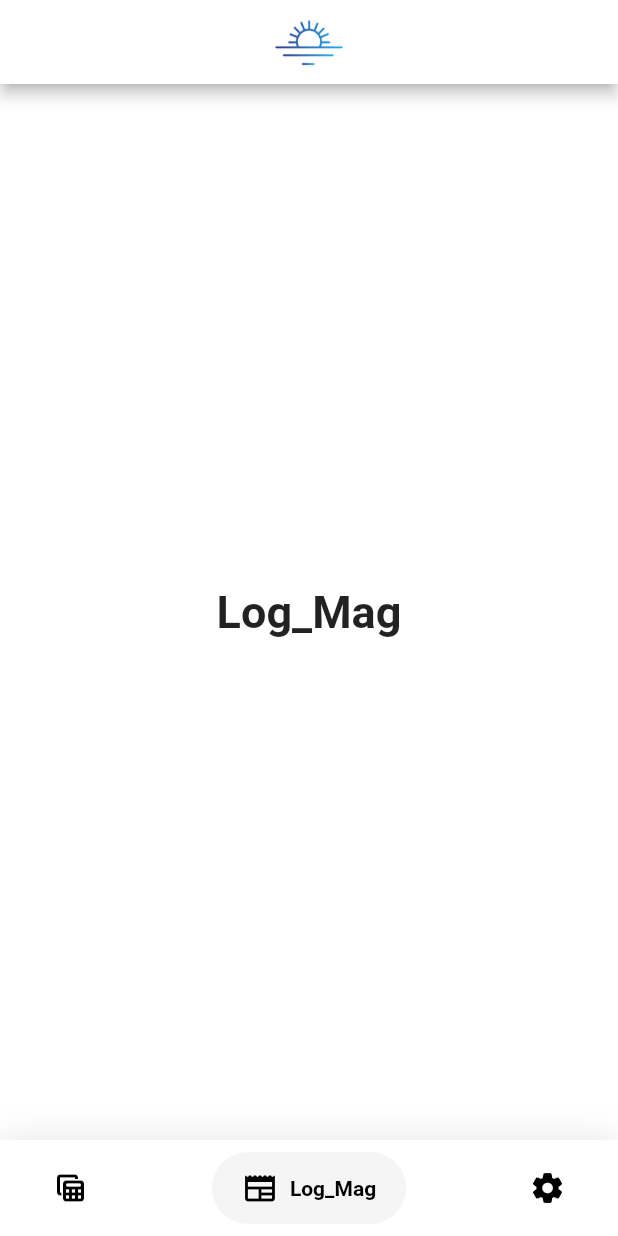
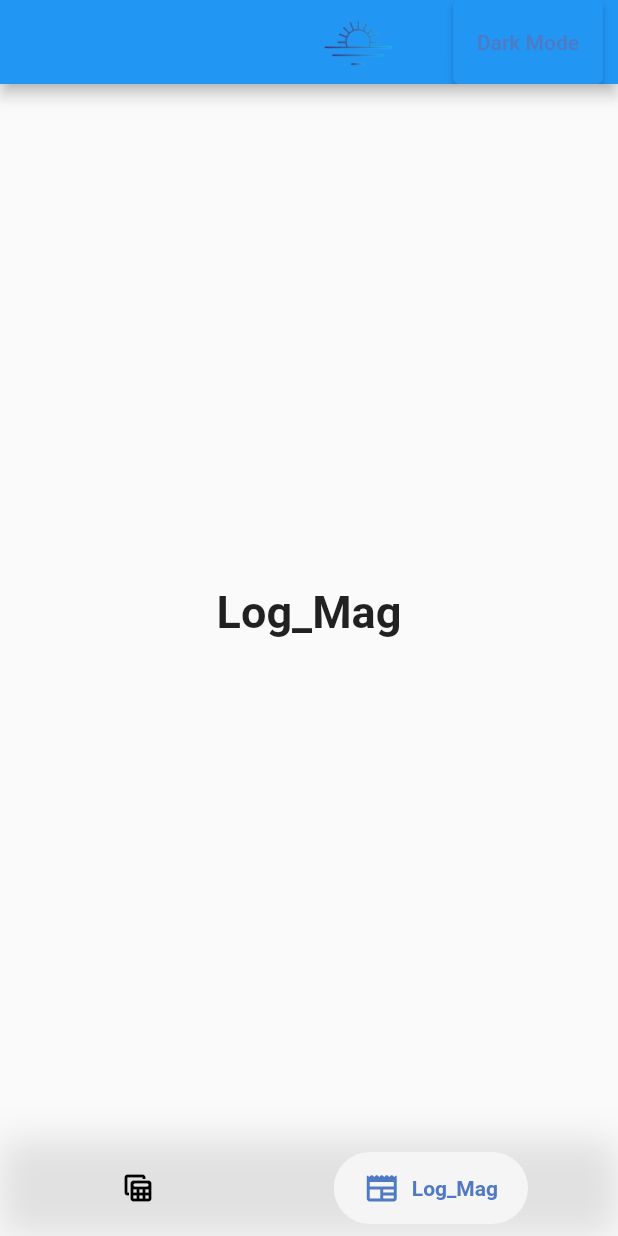
Before and after one commit to cOpeRency/edt_unilim, a Flutter app: the screen it shows after launch, item 2 of the bottom bar chosen, on a phone screen of 412 x 824 dp. Run offline on Flutter 3.47's test engine with Material 2 defaults, Android fonts, the light colour scheme and no system bars; drawn by our look-alikes of google_nav_bar; our stand-ins replace adaptive_theme; missing offline and left inert: flutter_cached_pdfview, gesture_zoom_box.

Commit message:
Feat (main & planning) Add darkmode button in appbar & resizing pdfs

```diff
--- a/lib/main.dart
+++ b/lib/main.dart
@@ -3,23 +3,39 @@ import 'package:edt_unilim/splash_screen.dart';
 import 'package:flutter/material.dart';
 import 'package:google_nav_bar/google_nav_bar.dart';
 import 'package:flutter/services.dart';
+import 'package:adaptive_theme/adaptive_theme.dart';
 
 void main() {
   WidgetsFlutterBinding.ensureInitialized();
   SystemChrome.setPreferredOrientations([DeviceOrientation.portraitUp])
       .then((_) {
-    runApp(MaterialApp(
-      home: const SplashScreen(),
-      debugShowCheckedModeBanner: false,
-      builder: (context, child) {
-        return Directionality(textDirection: TextDirection.ltr, child: child!);
-      },
-      title: 'GNav',
-      theme: ThemeData(
-        primaryColor: Colors.grey[800],
+    runApp(const MyApp());
+  });
+}
+
+class MyApp extends StatelessWidget {
+  const MyApp({super.key});
+
+  @override
+  Widget build(BuildContext context) {
+    return AdaptiveTheme(
+      light: ThemeData(
+        brightness: Brightness.light,
+        primarySwatch: Colors.blue,
       ),
-    ));
-  });
+      dark: ThemeData(
+        brightness: Brightness.dark,
+        primarySwatch: Colors.blue,
+      ),
+      initial: AdaptiveThemeMode.light,
+      builder: (theme, darkTheme) => MaterialApp(
+        title: "Adaptive Theme",
+        theme: theme,
+        darkTheme: darkTheme,
+        home: const SplashScreen(),
+      ),
+    );
+  }
 }
 
 class MyHomePage extends StatefulWidget {
@@ -40,30 +56,46 @@ class _MyHomePageState extends State<MyHomePage> {
       'Log_Mag',
       style: optionStyle,
     ),
-    const Text(
-      'Paramètres',
-      style: optionStyle,
-    ),
   ];
 
   @override
   Widget build(BuildContext context) {
     return Scaffold(
       appBar: AppBar(
-        title: Center(
-            child: Image.asset(
-          'assets/images/Logo.png',
-          scale: 10,
-        )),
-        backgroundColor: Colors.white,
+        title: Row(
+          mainAxisAlignment: MainAxisAlignment.end,
+          children: [
+            Image.asset(
+              'assets/images/Logo.png',
+              scale: 10,
+            ),
+          ],
+        ),
+        actions: [
+          const Padding(padding: EdgeInsets.only(right: 20)),
+          Padding(
+            padding:
+                const EdgeInsets.only(right: 10), // Ajout de la marge de droite
+            child: ElevatedButton(
+              onPressed: () {
+                AdaptiveTheme.of(context).toggleThemeMode();
+              },
+              child: const Text(
+                "Dark Mode",
+                style: TextStyle(
+                  color: Color.fromARGB(
+                      255, 80, 121, 196), // Couleur du texte en bleu
+                ),
+              ),
+            ),
+          ),
+        ],
       ),
-      backgroundColor: Colors.white,
       body: Center(
         child: _widgetOptions.elementAt(_selectedIndex),
       ),
       bottomNavigationBar: Container(
         decoration: BoxDecoration(
-          color: Colors.white,
           boxShadow: [
             BoxShadow(
               blurRadius: 20,
@@ -73,17 +105,14 @@ class _MyHomePageState extends State<MyHomePage> {
         ),
         child: SafeArea(
           child: Padding(
-            padding: const EdgeInsets.symmetric(horizontal: 15.0, vertical: 8),
+            padding: const EdgeInsets.symmetric(horizontal: 60.0, vertical: 8),
             child: GNav(
-              rippleColor: Colors.grey[300]!,
-              hoverColor: Colors.grey[100]!,
               gap: 8,
-              activeColor: Colors.black,
+              activeColor: const Color.fromARGB(255, 80, 121, 196),
               iconSize: 24,
               padding: const EdgeInsets.symmetric(horizontal: 20, vertical: 12),
               duration: const Duration(milliseconds: 400),
               tabBackgroundColor: Colors.grey[100]!,
-              color: Colors.black,
               tabs: const [
                 GButton(
                   icon: Icons.table_view_rounded,
@@ -92,10 +121,6 @@ class _MyHomePageState extends State<MyHomePage> {
                 GButton(
                   icon: Icons.newspaper_rounded,
                   text: 'Log_Mag',
-                ),
-                GButton(
-                  icon: Icons.settings_rounded,
-                  text: 'Paramètres',
                 ),
               ],
               selectedIndex: _selectedIndex,
--- a/pubspec.yaml
+++ b/pubspec.yaml
@@ -45,6 +45,7 @@ dependencies:
   line_icons: ^2.0.3
   flutter_calendar_week: ^3.0.0
   gesture_zoom_box: ^0.0.4
+  adaptive_theme: ^3.4.1
 
 dev_dependencies:
   flutter_test:
```
Also changed, not shown: lib/edt_view.dart (deleted, +0 -190 lines), lib/planning.dart (+16 -28 lines), assets/images/Logo.png, pubspec.lock, 3 other files.
